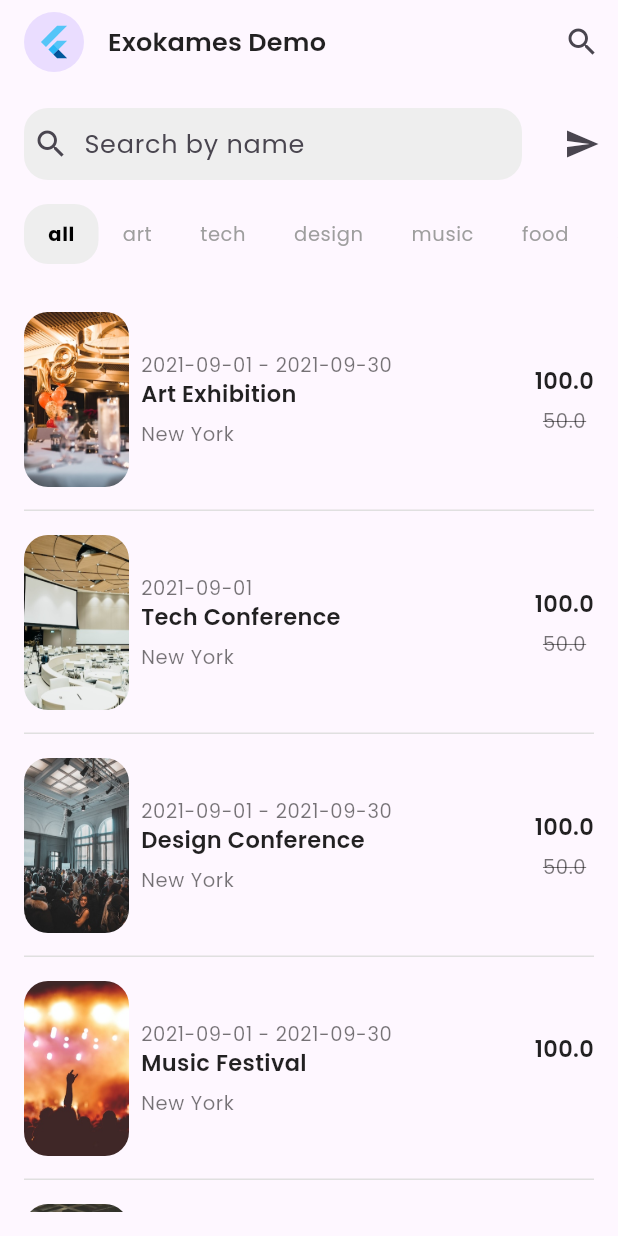
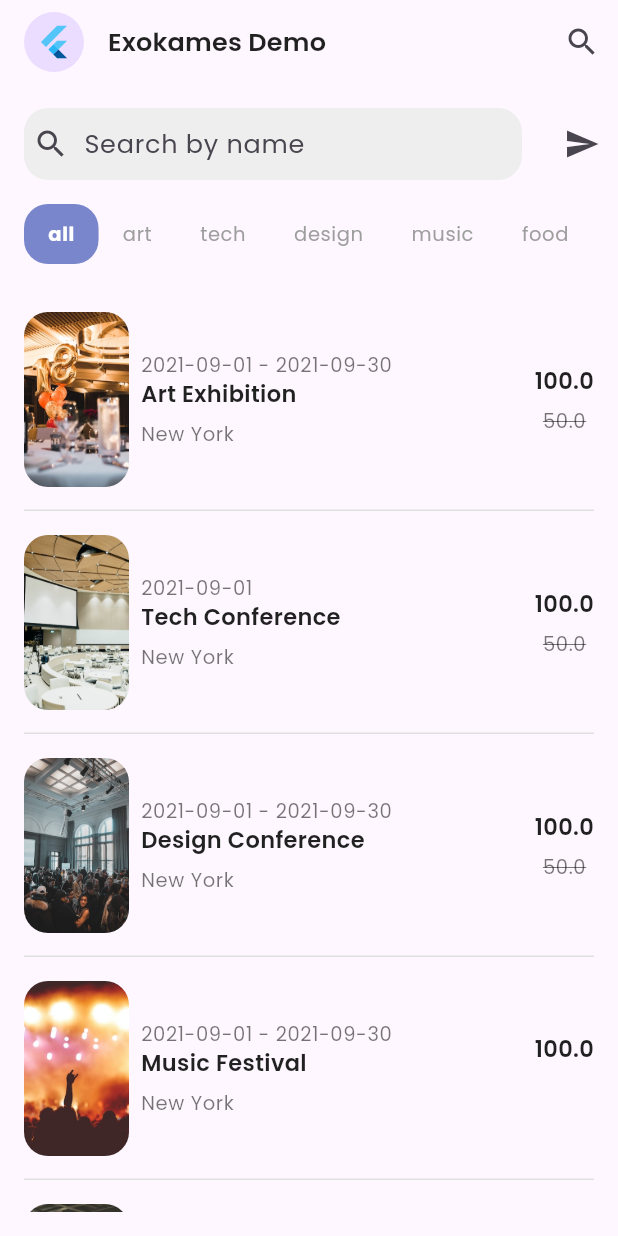
Before and after one commit to tichkames/events-flutter-app, a Flutter app: the screen it shows after launch, on a phone screen of 412 x 824 dp. Run offline on Flutter 3.47's test engine with Material 2 defaults, Android fonts, the phone set to English and light mode, and no system bars; our stand-ins replace auto_route, get_it, google_fonts, injectable.

```diff
--- a/lib/features/events/Events.dart
+++ b/lib/features/events/Events.dart
@@ -1,3 +1,4 @@
 export 'presentation/eventDetail/EventDetailPage.dart';
 export 'presentation/eventList/EventListPage.dart';
 export 'presentation/eventList/model/Event.dart';
+export 'presentation/eventList/model/Mock.dart';
--- a/lib/features/events/presentation/eventList/EventCategory.dart
+++ b/lib/features/events/presentation/eventList/EventCategory.dart
@@ -4,10 +4,12 @@ import 'EventCategoryItem.dart';
 import 'model/Mock.dart';
 
 class EventCategory extends StatelessWidget {
-  const EventCategory({Key? key, required this.activeCategory})
+  const EventCategory(
+      {Key? key, required this.activeCategory, required this.onCategoryTap})
       : super(key: key);
 
   final String activeCategory;
+  final Function(String category) onCategoryTap;
 
   @override
   Widget build(BuildContext context) {
@@ -22,6 +24,7 @@ class EventCategory extends StatelessWidget {
             return EventCategoryItem(
               isActive: categories[index] == activeCategory,
               text: categories[index],
+              onTap: onCategoryTap,
             );
           },
         ),
--- a/lib/features/events/presentation/eventList/EventCategoryItem.dart
+++ b/lib/features/events/presentation/eventList/EventCategoryItem.dart
@@ -2,29 +2,34 @@ import 'package:flutter/material.dart';
 
 class EventCategoryItem extends StatelessWidget {
   const EventCategoryItem(
-      {Key? key, required this.isActive, required this.text})
+      {Key? key,
+      required this.isActive,
+      required this.text,
+      required this.onTap})
       : super(key: key);
 
   final bool isActive;
   final String text;
+  final Function(String category) onTap;
 
   @override
   Widget build(BuildContext context) {
     return AnimatedContainer(
       duration: const Duration(milliseconds: 300),
       decoration: BoxDecoration(
-        color: isActive ? Colors.grey[200] : Colors.transparent,
+        color: isActive ? Colors.indigo[300] : Colors.transparent,
         borderRadius: BorderRadius.circular(16),
       ),
       child: InkWell(
-        onTap: () {},
+        onTap: () => onTap(text),
+        borderRadius: BorderRadius.circular(16),
         child: Padding(
           padding: const EdgeInsets.symmetric(horizontal: 16.0),
           child: Center(
             child: Text(
               text,
               style: Theme.of(context).textTheme.bodySmall?.copyWith(
-                    color: isActive ? Colors.black : Colors.grey,
+                    color: isActive ? Colors.white : Colors.grey,
                     fontWeight: isActive ? FontWeight.bold : FontWeight.normal,
                   ),
             ),
--- a/lib/features/events/presentation/eventList/EventList.dart
+++ b/lib/features/events/presentation/eventList/EventList.dart
@@ -1,15 +1,24 @@
 import 'package:auto_route/auto_route.dart';
 import 'package:flutter/material.dart';
 
+import '../../../../di/Di.dart';
+import '../../../../repository/Repository.dart';
 import '../../../../routes/app_router.dart';
 import 'EventListItem.dart';
-import 'model/Mock.dart';
 
 class EventList extends StatelessWidget {
-  const EventList({Key? key}) : super(key: key);
+  const EventList({Key? key, required this.activeCategory}) : super(key: key);
+
+  final String activeCategory;
 
   @override
   Widget build(BuildContext context) {
+    return FutureBuilder(
+        future: getIt<EventRepository>().getEvents(activeCategory),
+        builder: (context, snapshot) {
+          if (snapshot.hasData) {
+            final events = snapshot.data ?? [];
+
             return ListView.separated(
               itemBuilder: (context, index) {
                 return InkWell(
@@ -32,4 +41,7 @@ class EventList extends StatelessWidget {
               itemCount: events.length,
             );
           }
+          return const Center(child: CircularProgressIndicator());
+        });
   }
+}
--- a/lib/features/events/presentation/eventList/EventListPage.dart
+++ b/lib/features/events/presentation/eventList/EventListPage.dart
@@ -6,8 +6,27 @@ import 'EventList.dart';
 import 'SearchBox.dart';
 
 @RoutePage()
-class EventListPage extends StatelessWidget {
+class EventListPage extends StatefulWidget {
   const EventListPage({Key? key}) : super(key: key);
+
+  @override
+  State<EventListPage> createState() => _EventListPageState();
+}
+
+class _EventListPageState extends State<EventListPage> {
+  late ValueNotifier<String> _activeCategory;
+
+  @override
+  void initState() {
+    super.initState();
+    _activeCategory = ValueNotifier('all');
+  }
+
+  @override
+  void dispose() {
+    super.dispose();
+    _activeCategory.dispose();
+  }
 
   @override
   Widget build(BuildContext context) {
@@ -29,13 +48,27 @@ class EventListPage extends StatelessWidget {
       body: Padding(
         padding: const EdgeInsets.symmetric(vertical: 16.0),
         child: Column(
-          children: const [
-            SearchBox(),
-            SizedBox(height: 16),
-            EventCategory(activeCategory: 'all'),
-            SizedBox(height: 16),
-            Expanded(
-              child: EventList(),
+          children: [
+            const SearchBox(),
+            const SizedBox(height: 16),
+            ValueListenableBuilder(
+                valueListenable: _activeCategory,
+                builder: (context, value, _) {
+                  return EventCategory(
+                    activeCategory: value,
+                    onCategoryTap: (category) {
+                      _activeCategory.value = category;
+                    },
+                  );
+                }),
+            const SizedBox(height: 16),
+            ValueListenableBuilder(
+              valueListenable: _activeCategory,
+              builder: (context, value, _) {
+                return Expanded(
+                  child: EventList(activeCategory: value),
+                );
+              },
             ),
           ],
         ),
--- a/lib/features/events/presentation/eventList/model/Event.dart
+++ b/lib/features/events/presentation/eventList/model/Event.dart
@@ -1,13 +1,6 @@
 class Event {
-  Event(
-    this.name,
-    this.image,
-    this.startDate,
-    this.endDate,
-    this.location,
-    this.cost,
-    this.discountCost,
-  );
+  Event(this.name, this.image, this.startDate, this.endDate, this.location,
+      this.cost, this.discountCost, this.category);
 
   final String name;
   final String image;
@@ -16,4 +9,5 @@ class Event {
   final String location;
   final double cost;
   final double? discountCost;
+  final String category;
 }
--- a/lib/features/events/presentation/eventList/model/Mock.dart
+++ b/lib/features/events/presentation/eventList/model/Mock.dart
@@ -13,58 +13,16 @@ final categories = [
 ];
 
 final events = [
-  Event(
-    'Art Exhibition',
-    Assets.images.event1Unsplash.path,
-    '2021-09-01',
-    '2021-09-30',
-    'New York',
-    100.0,
-    50.0,
-  ),
-  Event(
-    'Tech Conference',
-    Assets.images.event2Unsplash.path,
-    '2021-09-01',
-    null,
-    'New York',
-    100.0,
-    50.0,
-  ),
-  Event(
-    'Design Conference',
-    Assets.images.event3Unsplash.path,
-    '2021-09-01',
-    '2021-09-30',
-    'New York',
-    100.0,
-    50.0,
-  ),
-  Event(
-    'Music Festival',
-    Assets.images.event4Unsplash.path,
-    '2021-09-01',
-    '2021-09-30',
-    'New York',
-    100.0,
-    null,
-  ),
-  Event(
-    'Food Festival',
-    Assets.images.event5Unsplash.path,
-    '2021-09-01',
-    null,
-    'New York',
-    100.0,
-    50.0,
-  ),
-  Event(
-    'Sport Event',
-    Assets.images.event6Unsplash.path,
-    '2021-09-01',
-    '2021-09-30',
-    'New York',
-    100.0,
-    null,
-  ),
+  Event('Art Exhibition', Assets.images.event1Unsplash.path, '2021-09-01',
+      '2021-09-30', 'New York', 100.0, 50.0, "art"),
+  Event('Tech Conference', Assets.images.event2Unsplash.path, '2021-09-01',
+      null, 'New York', 100.0, 50.0, "tech"),
+  Event('Design Conference', Assets.images.event3Unsplash.path, '2021-09-01',
+      '2021-09-30', 'New York', 100.0, 50.0, "design"),
+  Event('Music Festival', Assets.images.event4Unsplash.path, '2021-09-01',
+      '2021-09-30', 'New York', 100.0, null, "music"),
+  Event('Food Festival', Assets.images.event5Unsplash.path, '2021-09-01', null,
+      'New York', 100.0, 50.0, "art"),
+  Event('Sport Event', Assets.images.event6Unsplash.path, '2021-09-01',
+      '2021-09-30', 'New York', 100.0, null, "tech"),
 ];
--- /dev/null
+++ b/lib/repository/EventRepository.dart
@@ -0,0 +1,13 @@
+import 'package:injectable/injectable.dart';
+
+import '../features/events/Events.dart';
+
+@injectable
+class EventRepository {
+  Future<List<Event>> getEvents(String category) => Future.delayed(
+        const Duration(seconds: 2),
+        () => category == "all"
+            ? events
+            : events.where((ev) => ev.category == category).toList(),
+      );
+}
--- /dev/null
+++ b/lib/repository/Repository.dart
@@ -0,0 +1 @@
+export 'EventRepository.dart';
```
Also changed, not shown: lib/di/Injection.config.dart. Lines whose indentation alone changed are shown as unchanged.
